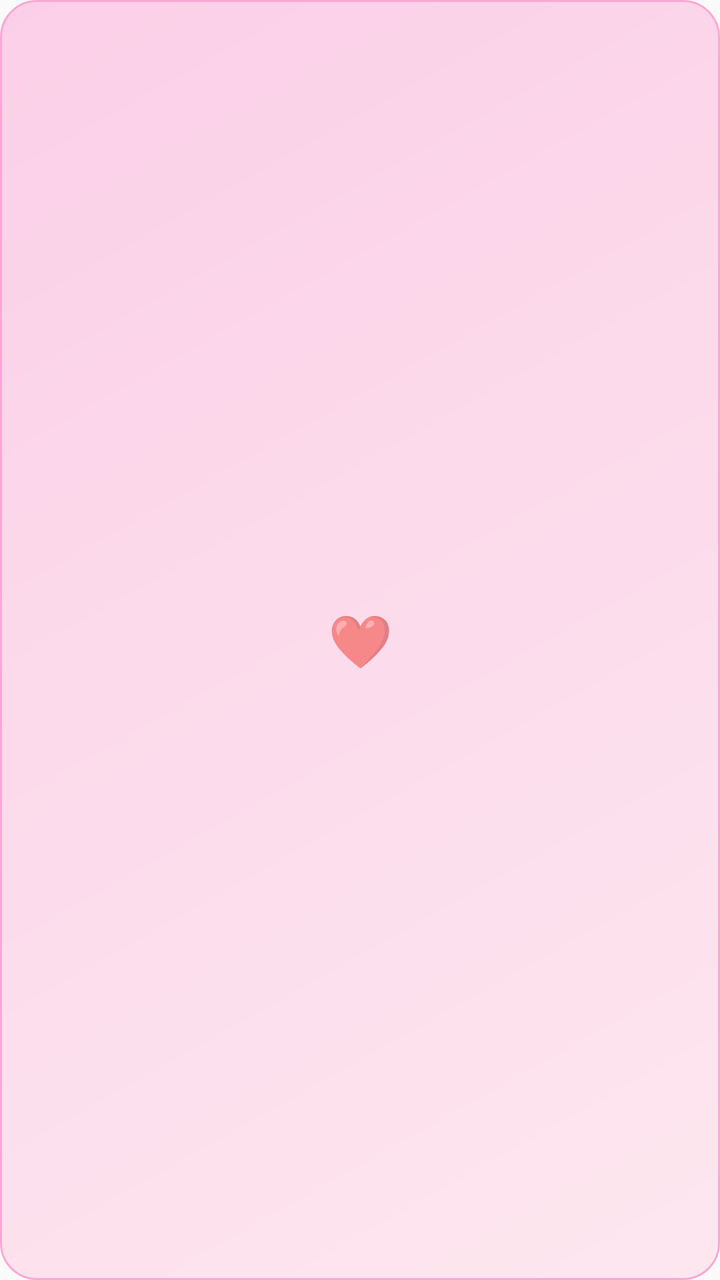
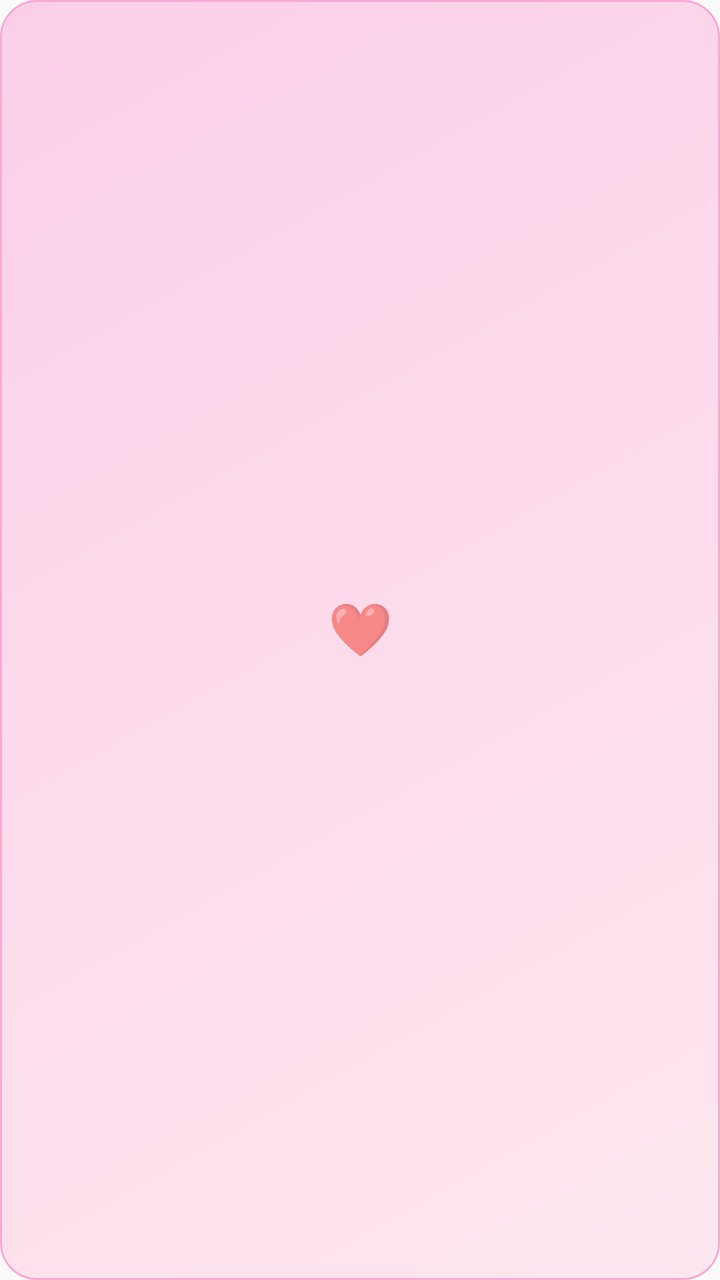

An Android layout rendered at two revisions. The XML below is the earlier revision; the diff shows what the commit changed to produce the second picture.
<!-- AndroidManifest.xml: application theme android:Theme.Material.Light.NoActionBar -->
<!-- res/layout/widget_intercourse.xml -->
<?xml version="1.0" encoding="utf-8"?>
<FrameLayout xmlns:android="http://schemas.android.com/apk/res/android"
    android:id="@+id/intercourse_root"
    android:layout_width="match_parent"
    android:layout_height="match_parent"
    android:background="@drawable/intercourse_bg">

    <TextView
        android:id="@+id/tv_heart"
        android:layout_width="match_parent"
        android:layout_height="match_parent"
        android:gravity="center"
        android:text="❤️"
        android:textSize="26sp" />

</FrameLayout>
<!-- resources referenced by this layout -->
<resources>
  <!-- drawable intercourse_bg (drawable) -->
  <?xml version="1.0" encoding="utf-8"?>
  <shape xmlns:android="http://schemas.android.com/apk/res/android" android:shape="rectangle">
      <gradient
          android:angle="135"
          android:startColor="#FDE7EF"
          android:endColor="#FBCFE8" />
      <corners android:radius="18dp" />
      <stroke android:width="1dp" android:color="#F9A8D4" />
  </shape>
</resources>

<!-- the commit's change to res/layout/widget_intercourse.xml (unified diff, before → after) -->
@@ -5,12 +5,29 @@
     android:layout_height="match_parent"
     android:background="@drawable/intercourse_bg">
 
-    <TextView
-        android:id="@+id/tv_heart"
+    <LinearLayout
         android:layout_width="match_parent"
         android:layout_height="match_parent"
-        android:gravity="center"
-        android:text="❤️"
-        android:textSize="26sp" />
+        android:orientation="vertical"
+        android:gravity="center">
+
+        <TextView
+            android:id="@+id/tv_heart"
+            android:layout_width="match_parent"
+            android:layout_height="wrap_content"
+            android:gravity="center"
+            android:text="❤️"
+            android:textSize="26sp" />
+
+        <TextView
+            android:id="@+id/tv_hint"
+            android:layout_width="match_parent"
+            android:layout_height="wrap_content"
+            android:gravity="center"
+            android:text=""
+            android:textSize="9sp"
+            android:textColor="#9D174D"
+            android:maxLines="1" />
+    </LinearLayout>
 
 </FrameLayout>
